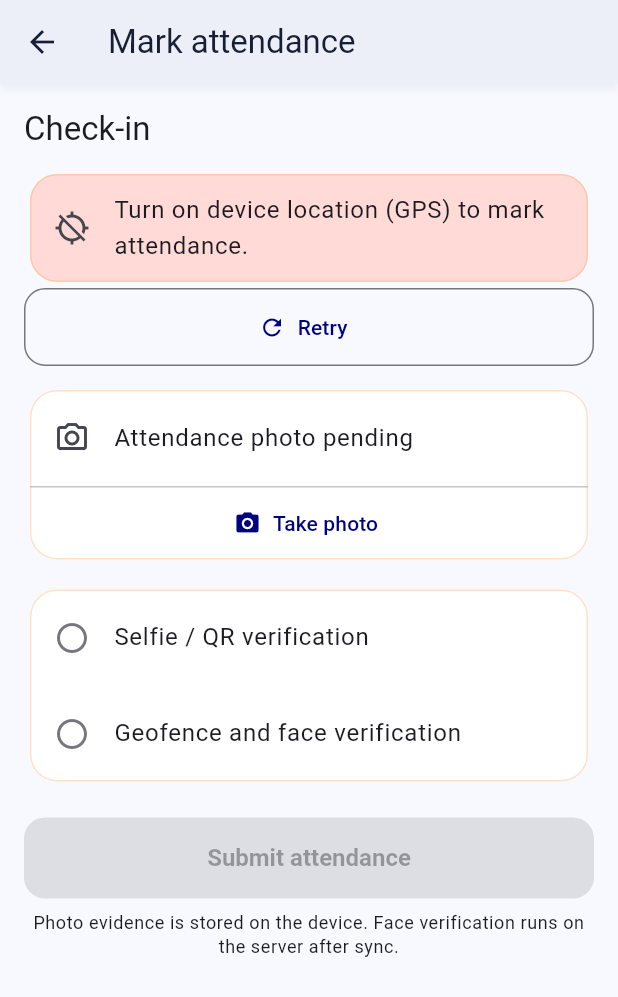
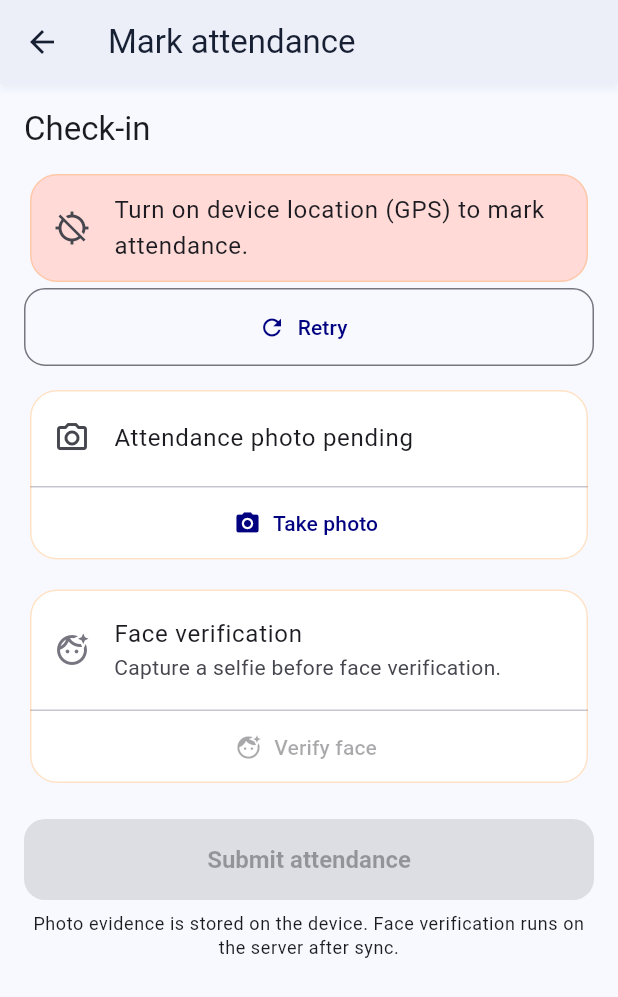
Before and after one commit to vinodha-l/Smart-Attendance-and-Field-Activity-Monitoring, a Flutter app: the HomeShell screen opened directly, after a tap on "Mark attendance", on a phone screen of 412 x 824 dp. Shown: the top 997 px of the screen. Run offline on Flutter 3.47's test engine with Material 3 defaults, Android fonts, the phone set to English and light mode, and no system bars; our stand-ins replace connectivity_plus, geolocator, image_picker, shared_preferences, sqflite; accounts and stored records are empty.

Commit message:
feat: add attendance face verification

```diff
--- a/mobile-app/lib/app_dependencies.dart
+++ b/mobile-app/lib/app_dependencies.dart
@@ -11,6 +11,7 @@ import 'data/remote/api_client.dart';
 import 'data/repositories/activity_repository.dart';
 import 'data/repositories/attendance_repository.dart';
 import 'data/repositories/auth_repository.dart';
+import 'data/repositories/face_verification_repository.dart';
 import 'data/repositories/sync_repository.dart';
 import 'data/repositories/task_repository.dart';
 import 'services/camera_service.dart';
@@ -51,6 +52,8 @@ class AppDependencies {
   final bool usingSqlite;
 
   late final AuthRepository auth = AuthRepository(api: api, settings: settings);
+  late final FaceVerificationRepository faceVerification =
+      RemoteFaceVerificationRepository(api: api);
   late final AttendanceRepository attendance =
       AttendanceRepository(store: store);
   late final ActivityRepository activities = ActivityRepository(store: store);
@@ -77,6 +80,7 @@ class AppDependencies {
     locationService: locationService,
     cameraService: cameraService,
     workerProvider: () => auth.worker,
+    faceVerificationRepository: faceVerification,
     onRecordQueued: _handleRecordQueued,
   );
 
--- /dev/null
+++ b/mobile-app/lib/data/models/face_verification_result.dart
@@ -0,0 +1,53 @@
+import 'package:flutter/foundation.dart';
+
+import '../../core/json.dart';
+
+/// Statuses returned by Student 4's confirmed face-verification API.
+enum FaceVerificationStatus {
+  verified('VERIFIED'),
+  rejected('REJECTED'),
+  noFace('NO_FACE'),
+  multipleFaces('MULTIPLE_FACES'),
+  workerNotRegistered('WORKER_NOT_REGISTERED'),
+  invalidImage('INVALID_IMAGE'),
+  processingError('PROCESSING_ERROR');
+
+  const FaceVerificationStatus(this.value);
+
+  final String value;
+
+  static FaceVerificationStatus fromValue(Object? value) =>
+      FaceVerificationStatus.values.firstWhere(
+        (FaceVerificationStatus status) => status.value == value?.toString(),
+        // The confirmed API has no unknown status. Treat an unexpected value
+        // as a temporary server-processing issue instead of accepting it.
+        orElse: () => FaceVerificationStatus.processingError,
+      );
+}
+
+/// Exact response payload of `POST /api/face/verify`.
+@immutable
+class FaceVerificationResult {
+  const FaceVerificationResult({
+    required this.workerId,
+    required this.status,
+    required this.verified,
+    required this.similarity,
+    required this.message,
+  });
+
+  factory FaceVerificationResult.fromJson(Map<String, dynamic> json) =>
+      FaceVerificationResult(
+        workerId: asString(json['worker_id']),
+        status: FaceVerificationStatus.fromValue(json['status']),
+        verified: asBool(json['verified']),
+        similarity: asDouble(json['similarity']),
+        message: asString(json['message']),
+      );
+
+  final String workerId;
+  final FaceVerificationStatus status;
+  final bool verified;
+  final double similarity;
+  final String message;
+}
--- /dev/null
+++ b/mobile-app/lib/data/repositories/face_verification_repository.dart
@@ -0,0 +1,24 @@
+import '../models/face_verification_result.dart';
+import '../remote/api_client.dart';
+
+/// Boundary used by attendance to verify its existing selfie.
+abstract class FaceVerificationRepository {
+  Future<FaceVerificationResult> verify({
+    required String workerId,
+    required String imagePath,
+  });
+}
+
+/// API-backed implementation of Student 4's confirmed contract.
+class RemoteFaceVerificationRepository implements FaceVerificationRepository {
+  RemoteFaceVerificationRepository({required ApiClient api}) : _api = api;
+
+  final ApiClient _api;
+
+  @override
+  Future<FaceVerificationResult> verify({
+    required String workerId,
+    required String imagePath,
+  }) =>
+      _api.verifyFace(workerId: workerId, imagePath: imagePath);
+}
--- a/mobile-app/lib/l10n/app_en.arb
+++ b/mobile-app/lib/l10n/app_en.arb
@@ -89,6 +89,22 @@
   "attendanceMarkedBody": "GPS, time and attendance photo were recorded. You are inside the assigned geofence.",
   "attendanceQueuedBody": "GPS, time and attendance photo were saved on this device and will sync when the network is available.",
   "photoOnlyModeNote": "Photo evidence is stored on the device. Face verification runs on the server after sync.",
+  "faceVerificationTitle": "Face verification",
+  "faceVerificationReady": "Take a selfie, then verify your face.",
+  "faceVerificationCaptureFirst": "Capture a selfie before face verification.",
+  "verifyFaceAction": "Verify face",
+  "faceVerificationLoading": "Verifying your selfie...",
+  "faceVerifiedSuccess": "Face verified successfully.",
+  "faceRejected": "Face does not match the registered worker. Please try again.",
+  "faceNoFace": "No face was found. Capture the selfie again.",
+  "faceMultipleFaces": "Only one person should be visible. Capture the selfie again.",
+  "faceWorkerNotRegistered": "This worker is not registered for face verification.",
+  "faceInvalidImage": "Capture a valid selfie and try again.",
+  "faceProcessingError": "Face verification is temporarily unavailable. Please retry.",
+  "faceNetworkError": "Could not reach face verification. Check your connection and retry.",
+  "faceApiError": "Face verification could not be completed. Please retry.",
+  "faceSimilarity": "Similarity: {value}",
+  "@faceSimilarity": {"placeholders": {"value": {"type": "String"}}},
   "doneAction": "Done",
   "retryAction": "Retry",
   "closeAction": "Close",
--- a/mobile-app/lib/l10n/app_localizations.dart
+++ b/mobile-app/lib/l10n/app_localizations.dart
@@ -536,6 +536,96 @@ abstract class AppLocalizations {
   /// **'Photo evidence is stored on the device. Face verification runs on the server after sync.'**
   String get photoOnlyModeNote;
 
+  /// No description provided for @faceVerificationTitle.
+  ///
+  /// In en, this message translates to:
+  /// **'Face verification'**
+  String get faceVerificationTitle;
+
+  /// No description provided for @faceVerificationReady.
+  ///
+  /// In en, this message translates to:
+  /// **'Take a selfie, then verify your face.'**
+  String get faceVerificationReady;
+
+  /// No description provided for @faceVerificationCaptureFirst.
+  ///
+  /// In en, this message translates to:
+  /// **'Capture a selfie before face verification.'**
+  String get faceVerificationCaptureFirst;
+
+  /// No description provided for @verifyFaceAction.
+  ///
+  /// In en, this message translates to:
+  /// **'Verify face'**
+  String get verifyFaceAction;
+
+  /// No description provided for @faceVerificationLoading.
+  ///
+  /// In en, this message translates to:
+  /// **'Verifying your selfie...'**
+  String get faceVerificationLoading;
+
+  /// No description provided for @faceVerifiedSuccess.
+  ///
+  /// In en, this message translates to:
+  /// **'Face verified successfully.'**
+  String get faceVerifiedSuccess;
+
+  /// No description provided for @faceRejected.
+  ///
+  /// In en, this message translates to:
+  /// **'Face does not match the registered worker. Please try again.'**
+  String get faceRejected;
+
+  /// No description provided for @faceNoFace.
+  ///
+  /// In en, this message translates to:
+  /// **'No face was found. Capture the selfie again.'**
+  String get faceNoFace;
+
+  /// No description provided for @faceMultipleFaces.
+  ///
+  /// In en, this message translates to:
+  /// **'Only one person should be visible. Capture the selfie again.'**
+  String get faceMultipleFaces;
+
+  /// No description provided for @faceWorkerNotRegistered.
+  ///
+  /// In en, this message translates to:
+  /// **'This worker is not registered for face verification.'**
+  String get faceWorkerNotRegistered;
+
+  /// No description provided for @faceInvalidImage.
+  ///
+  /// In en, this message translates to:
+  /// **'Capture a valid selfie and try again.'**
+  String get faceInvalidImage;
+
+  /// No description provided for @faceProcessingError.
+  ///
+  /// In en, this message translates to:
+  /// **'Face verification is temporarily unavailable. Please retry.'**
+  String get faceProcessingError;
+
+  /// No description provided for @faceNetworkError.
+  ///
+  /// In en, this message translates to:
+  /// **'Could not reach face verification. Check your connection and retry.'**
+  String get faceNetworkError;
+
+  /// No description provided for @faceApiError.
+  ///
+  /// In en, this message translates to:
+  /// **'Face verification could not be completed. Please retry.'**
+  String get faceApiError;
+
+  /// No description provided for @faceSimilarity.
+  ///
+  /// In en, this message translates to:
+  /// **'Similarity: {value}'**
+  String faceSimilarity(String value);
+
   /// No description provided for @doneAction.
   ///
   /// In en, this message translates to:
--- a/mobile-app/lib/l10n/app_localizations_en.dart
+++ b/mobile-app/lib/l10n/app_localizations_en.dart
@@ -260,6 +260,60 @@ class AppLocalizationsEn extends AppLocalizations {
       'Photo evidence is stored on the device. Face verification runs on the server after sync.';
 
   @override
+  String get faceVerificationTitle => 'Face verification';
+
+  @override
+  String get faceVerificationReady => 'Take a selfie, then verify your face.';
+
+  @override
+  String get faceVerificationCaptureFirst =>
+      'Capture a selfie before face verification.';
+
+  @override
+  String get verifyFaceAction => 'Verify face';
+
+  @override
+  String get faceVerificationLoading => 'Verifying your selfie...';
+
+  @override
+  String get faceVerifiedSuccess => 'Face verified successfully.';
+
+  @override
+  String get faceRejected =>
+      'Face does not match the registered worker. Please try again.';
+
+  @override
+  String get faceNoFace => 'No face was found. Capture the selfie again.';
+
+  @override
+  String get faceMultipleFaces =>
+      'Only one person should be visible. Capture the selfie again.';
+
+  @override
+  String get faceWorkerNotRegistered =>
+      'This worker is not registered for face verification.';
+
+  @override
+  String get faceInvalidImage => 'Capture a valid selfie and try again.';
+
+  @override
+  String get faceProcessingError =>
+      'Face verification is temporarily unavailable. Please retry.';
+
+  @override
+  String get faceNetworkError =>
+      'Could not reach face verification. Check your connection and retry.';
+
+  @override
+  String get faceApiError =>
+      'Face verification could not be completed. Please retry.';
+
+  @override
+  String faceSimilarity(String value) {
+    return 'Similarity: $value';
+  }
+
+  @override
   String get doneAction => 'Done';
 
   @override
--- a/mobile-app/lib/screens/attendance_screen.dart
+++ b/mobile-app/lib/screens/attendance_screen.dart
@@ -42,6 +42,10 @@ class _AttendanceScreenState extends State<AttendanceScreen> {
         context,
       ).showSnackBar(SnackBar(content: Text(l10n.cameraPermissionDenied)));
     }
+  }
+
+  Future<void> _verifyFace() async {
+    await AppScope.of(context).attendanceController.verifyFace();
   }
 
   Future<void> _submit() async {
@@ -123,7 +127,10 @@ class _AttendanceScreenState extends State<AttendanceScreen> {
               onCapture: _capturePhoto,
             ),
             const SizedBox(height: 12),
-            _VerificationCard(controller: deps.attendanceController),
+            _VerificationCard(
+              controller: deps.attendanceController,
+              onVerify: _verifyFace,
+            ),
             const SizedBox(height: 20),
             FilledButton(
               onPressed: deps.attendanceController.canSubmit ? _submit : null,
@@ -198,38 +205,141 @@ class _PhotoCard extends StatelessWidget {
   }
 }
 
-/// Checklist of the two verification steps required before submitting.
+/// Shows the actual result of Student 4's face-verification request.
 class _VerificationCard extends StatelessWidget {
-  const _VerificationCard({required this.controller});
+  const _VerificationCard({
+    required this.controller,
+    required this.onVerify,
+  });
 
   final AttendanceController controller;
+  final VoidCallback onVerify;
 
   @override
   Widget build(BuildContext context) {
     final AppLocalizations l10n = AppLocalizations.of(context);
+    final FaceVerificationState state = controller.faceVerificationState;
     final bool hasPhoto = controller.photoPath != null;
-    final bool hasFix = controller.reading != null;
-    final Color pending = Theme.of(context).colorScheme.outline;
+    final _FaceMessage message = _faceMessage(context, state);
+    final bool canVerify = hasPhoto && state != FaceVerificationState.verifying;
 
     return Card(
       child: Column(
         children: <Widget>[
           ListTile(
             leading: Icon(
-              hasPhoto ? Icons.check_circle : Icons.radio_button_unchecked,
-              color: hasPhoto ? Colors.green : pending,
+              message.icon,
+              color: message.color,
             ),
-            title: Text(l10n.selfieQrVerification),
+            title: Text(l10n.faceVerificationTitle),
+            subtitle: Column(
+              crossAxisAlignment: CrossAxisAlignment.start,
+              children: <Widget>[
+                Text(hasPhoto
+                    ? message.text
+                    : l10n.faceVerificationCaptureFirst),
+                if (controller.faceVerificationResult != null)
+                  Text(
+                    l10n.faceSimilarity(
+                      controller.faceVerificationResult!.similarity
+                          .toStringAsFixed(2),
+                    ),
+                  ),
+              ],
+            ),
           ),
-          ListTile(
-            leading: Icon(
-              hasFix ? Icons.check_circle : Icons.radio_button_unchecked,
-              color: hasFix ? Colors.green : pending,
+          if (state == FaceVerificationState.verifying)
+            const Padding(
+              padding: EdgeInsets.fromLTRB(16, 0, 16, 12),
+              child: LinearProgressIndicator(),
             ),
-            title: Text(l10n.geofenceVerification),
+          const Divider(height: 1),
+          TextButton.icon(
+            onPressed: canVerify ? onVerify : null,
+            icon: Icon(
+              state == FaceVerificationState.verifying
+                  ? Icons.hourglass_top
+                  : Icons.face_retouching_natural,
+            ),
+            label: Text(
+              state == FaceVerificationState.verifying
+                  ? l10n.faceVerificationLoading
+                  : l10n.verifyFaceAction,
+            ),
           ),
         ],
       ),
     );
   }
 }
+
+class _FaceMessage {
+  const _FaceMessage(this.text, this.icon, this.color);
+
+  final String text;
+  final IconData icon;
+  final Color color;
+}
+
+_FaceMessage _faceMessage(BuildContext context, FaceVerificationState state) {
+  final AppLocalizations l10n = AppLocalizations.of(context);
+  final Color pending = Theme.of(context).colorScheme.outline;
+  final Color error = Theme.of(context).colorScheme.error;
+  return switch (state) {
+    FaceVerificationState.idle => _FaceMessage(
+        l10n.faceVerificationReady,
+        Icons.face_retouching_natural_outlined,
+        pending,
+      ),
+    FaceVerificationState.verifying => _FaceMessage(
+        l10n.faceVerificationLoading,
+        Icons.hourglass_top,
+        pending,
+      ),
+    FaceVerificationState.verified => _FaceMessage(
+        l10n.faceVerifiedSuccess,
+        Icons.verified,
+        Colors.green,
+      ),
+    FaceVerificationState.rejected => _FaceMessage(
+        l10n.faceRejected,
+        Icons.cancel_outlined,
+        error,
+      ),
+    FaceVerificationState.noFace => _FaceMessage(
+        l10n.faceNoFace,
+        Icons.face_retouching_off,
+        error,
+      ),
+    FaceVerificationState.multipleFaces => _FaceMessage(
+        l10n.faceMultipleFaces,
+        Icons.groups_outlined,
+        error,
+      ),
+    FaceVerificationState.workerNotRegistered => _FaceMessage(
+        l10n.faceWorkerNotRegistered,
+        Icons.person_off_outlined,
+        error,
+      ),
+    FaceVerificationState.invalidImage => _FaceMessage(
+        l10n.faceInvalidImage,
+        Icons.broken_image_outlined,
+        error,
+      ),
+    FaceVerificationState.processingError => _FaceMessage(
+        l10n.faceProcessingError,
+        Icons.error_outline,
+        error,
+      ),
+    FaceVerificationState.networkError => _FaceMessage(
+        l10n.faceNetworkError,
+        Icons.cloud_off_outlined,
+        error,
+      ),
+    FaceVerificationState.apiError => _FaceMessage(
+        l10n.faceApiError,
+        Icons.error_outline,
+        error,
+      ),
+  };
+}
--- a/mobile-app/lib/state/attendance_controller.dart
+++ b/mobile-app/lib/state/attendance_controller.dart
@@ -3,8 +3,11 @@ import 'package:flutter/foundation.dart';
 import '../core/app_config.dart';
 import '../core/geo.dart';
 import '../data/models/attendance_record.dart';
+import '../data/models/face_verification_result.dart';
 import '../data/models/worker.dart';
 import '../data/repositories/attendance_repository.dart';
+import '../data/repositories/face_verification_repository.dart';
+import '../data/remote/api_exception.dart';
 import '../services/camera_service.dart';
 import '../services/location_service.dart';
 
@@ -15,16 +18,19 @@ class AttendanceController extends ChangeNotifier {
     required LocationService locationService,
     required CameraService cameraService,
     required Worker? Function() workerProvider,
+    required FaceVerificationRepository faceVerificationRepository,
     this.onRecordQueued,
   })  : _repository = repository,
         _locationService = locationService,
         _cameraService = cameraService,
-        _workerProvider = workerProvider;
+        _workerProvider = workerProvider,
+        _faceVerificationRepository = faceVerificationRepository;
 
   final AttendanceRepository _repository;
   final LocationService _locationService;
   final CameraService _cameraService;
   final Worker? Function() _workerProvider;
+  final FaceVerificationRepository _faceVerificationRepository;
 
   /// Called after a punch is stored so the sync queue can be refreshed.
   final VoidCallback? onRecordQueued;
@@ -36,6 +42,10 @@ class AttendanceController extends ChangeNotifier {
   String? _photoPath;
   bool _capturing = false;
   CameraFailure? _cameraFailure;
+
+  FaceVerificationState _faceVerificationState = FaceVerificationState.idle;
+  FaceVerificationResult? _faceVerificationResult;
+  ApiException? _faceVerificationFailure;
 
   bool _submitting = false;
   AttendanceRecord? _todayCheckIn;
@@ -54,6 +64,12 @@ class AttendanceController extends ChangeNotifier {
   bool get capturing => _capturing;
 
   CameraFailure? get cameraFailure => _cameraFailure;
+
+  FaceVerificationState get faceVerificationState => _faceVerificationState;
+
+  FaceVerificationResult? get faceVerificationResult => _faceVerificationResult;
+
+  ApiException? get faceVerificationFailure => _faceVerificationFailure;
 
   bool get submitting => _submitting;
 
@@ -124,13 +140,53 @@ class AttendanceController extends ChangeNotifier {
     try {
       final String? path =
           await _cameraService.capturePhoto(useFrontCamera: true);
-      if (path != null) _photoPath = path;
+      if (path != null) {
+        _photoPath = path;
+        _faceVerificationState = FaceVerificationState.idle;
+        _faceVerificationResult = null;
+        _faceVerificationFailure = null;
+      }
       return path;
     } on CameraException catch (error) {
       _cameraFailure = error.failure;
       return null;
     } finally {
       _capturing = false;
+      notifyListeners();
+    }
+  }
+
+  /// Verifies the already captured attendance selfie with Student 4's API.
+  /// Attendance submission remains independent until its final API contract is
+  /// agreed by the backend team.
+  Future<void> verifyFace() async {
+    final String? photoPath = _photoPath;
+    final Worker? worker = _workerProvider();
+    if (photoPath == null || worker == null || worker.employeeId.isEmpty) {
+      return;
+    }
+
+    _faceVerificationState = FaceVerificationState.verifying;
+    _faceVerificationResult = null;
+    _faceVerificationFailure = null;
+    notifyListeners();
+    try {
+      final FaceVerificationResult result =
+          await _faceVerificationRepository.verify(
+        workerId: worker.employeeId,
+        imagePath: photoPath,
+      );
+      _faceVerificationResult = result;
+      _faceVerificationState = FaceVerificationState.fromStatus(result.status);
+    } on ApiException catch (error) {
+      _faceVerificationFailure = error;
+      _faceVerificationState = switch (error.failure) {
+        ApiFailure.network ||
+        ApiFailure.timeout =>
+          FaceVerificationState.networkError,
+        _ => FaceVerificationState.apiError,
+      };
+    } finally {
       notifyListeners();
     }
   }
@@ -171,8 +227,41 @@ class AttendanceController extends ChangeNotifier {
     _photoPath = null;
     _locationFailure = null;
     _cameraFailure = null;
+    _faceVerificationState = FaceVerificationState.idle;
+    _faceVerificationResult = null;
+    _faceVerificationFailure = null;
     _locating = false;
     _capturing = false;
     notifyListeners();
   }
 }
+
+/// UI state for the confirmed face-verification outcomes.
+enum FaceVerificationState {
+  idle,
+  verifying,
+  verified,
+  rejected,
+  noFace,
+  multipleFaces,
+  workerNotRegistered,
+  invalidImage,
+  processingError,
+  networkError,
+  apiError;
+
+  static FaceVerificationState fromStatus(FaceVerificationStatus status) =>
+      switch (status) {
+        FaceVerificationStatus.verified => FaceVerificationState.verified,
+        FaceVerificationStatus.rejected => FaceVerificationState.rejected,
+        FaceVerificationStatus.noFace => FaceVerificationState.noFace,
+        FaceVerificationStatus.multipleFaces =>
+          FaceVerificationState.multipleFaces,
+        FaceVerificationStatus.workerNotRegistered =>
+          FaceVerificationState.workerNotRegistered,
+        FaceVerificationStatus.invalidImage =>
+          FaceVerificationState.invalidImage,
+        FaceVerificationStatus.processingError =>
+          FaceVerificationState.processingError,
+      };
+}
```
Also changed, not shown: mobile-app/lib/data/remote/api_client.dart (+21 -0 lines), mobile-app/lib/l10n/app_localizations_ta.dart (+58 -0 lines), mobile-app/lib/l10n/app_ta.arb (+16 -0 lines), 1 other file.
